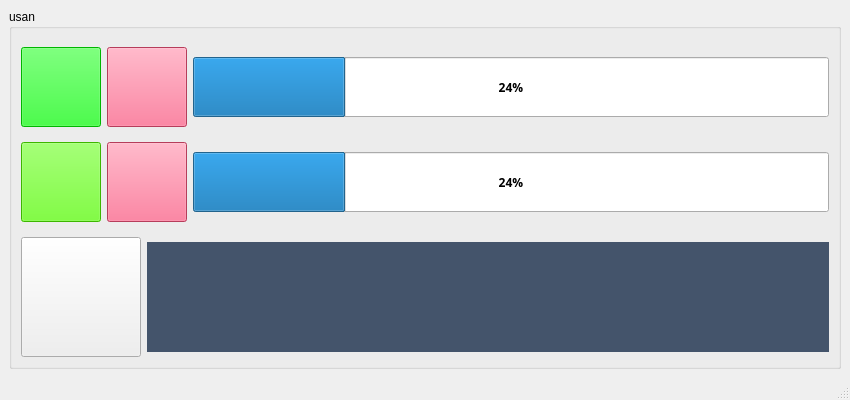
Above: Interface/ui/usan.ui from JSY8869/Senier-Project before the change. Below: the same form after it.
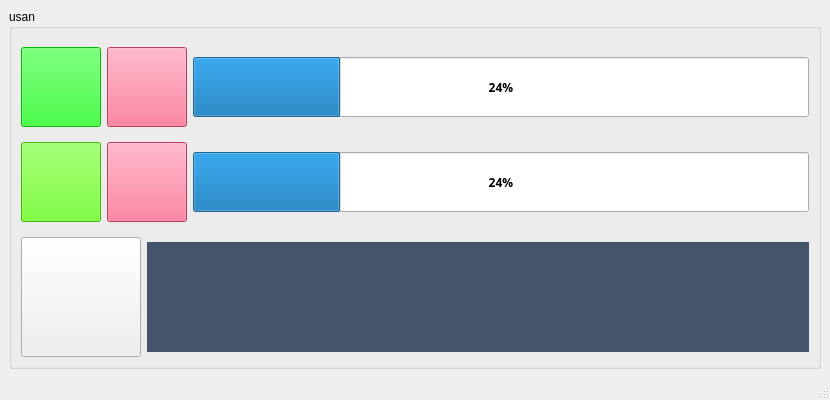
That is the form after the change.

```diff
--- a/Interface/ui/usan.ui
+++ b/Interface/ui/usan.ui
@@ -6,7 +6,7 @@
    <rect>
     <x>0</x>
     <y>0</y>
-    <width>850</width>
+    <width>830</width>
     <height>400</height>
    </rect>
   </property>
@@ -18,13 +18,13 @@
   </property>
   <property name="minimumSize">
    <size>
-    <width>850</width>
+    <width>830</width>
     <height>400</height>
    </size>
   </property>
   <property name="maximumSize">
    <size>
-    <width>850</width>
+    <width>830</width>
     <height>400</height>
    </size>
   </property>
```
